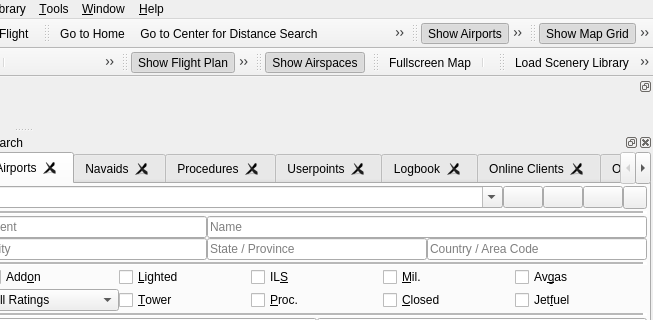
Qt form src/gui/mainwindow.ui (albar965/littlenavmap) before a commit; both pictures show x 608 to 1261 and y 0 to 320 of the 1261 by 882 pixel window.
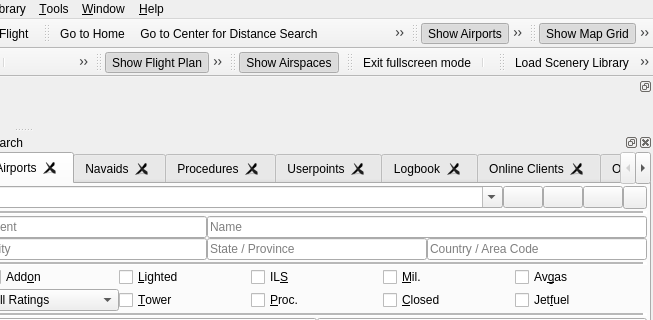
The same form after that commit. Icons and pictures are not drawn.

Commit message:
Text corrections
Moved more menu to bottom of map context menu
Exit fullscreen now same text as button

Diff of the .ui file:
```diff
--- a/src/gui/mainwindow.ui
+++ b/src/gui/mainwindow.ui
@@ -11194,7 +11194,7 @@
      <normaloff>:/littlenavmap/resources/icons/fullscreen.svg</normaloff>:/littlenavmap/resources/icons/fullscreen.svg</iconset>
    </property>
    <property name="text">
-    <string>&amp;Fullscreen Map</string>
+    <string>Exit &amp;fullscreen mode</string>
    </property>
    <property name="toolTip">
     <string>Maximize the map and hide all other dock windows and the toolbar</string>
```
The commit also changes 2 other files.
